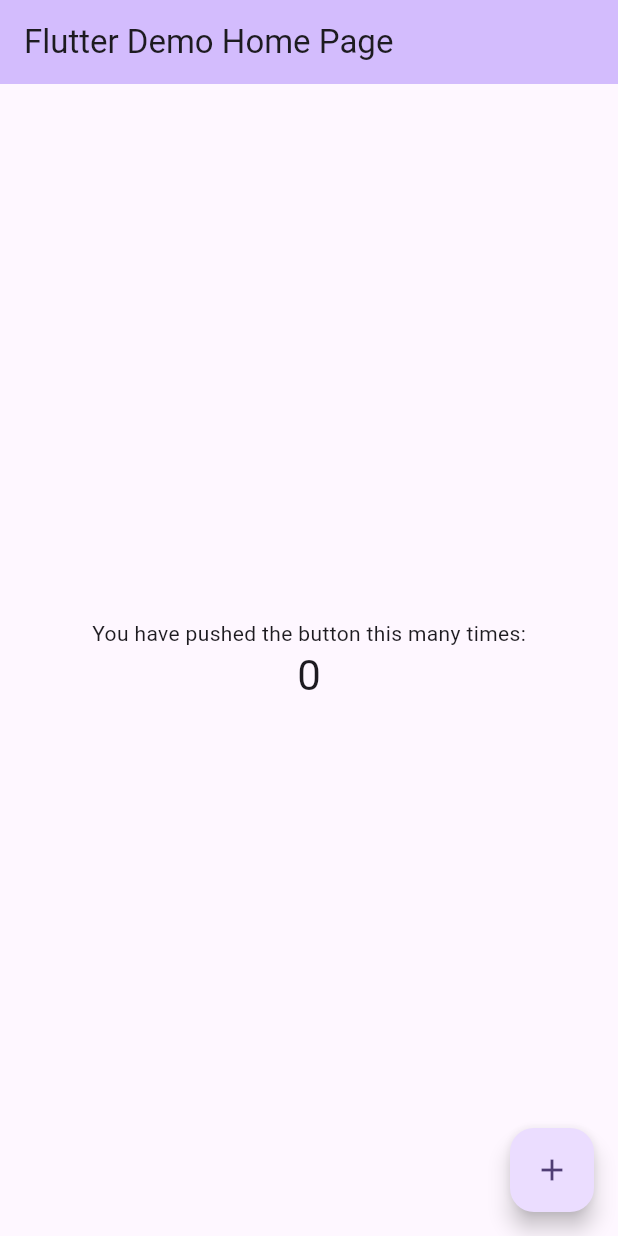
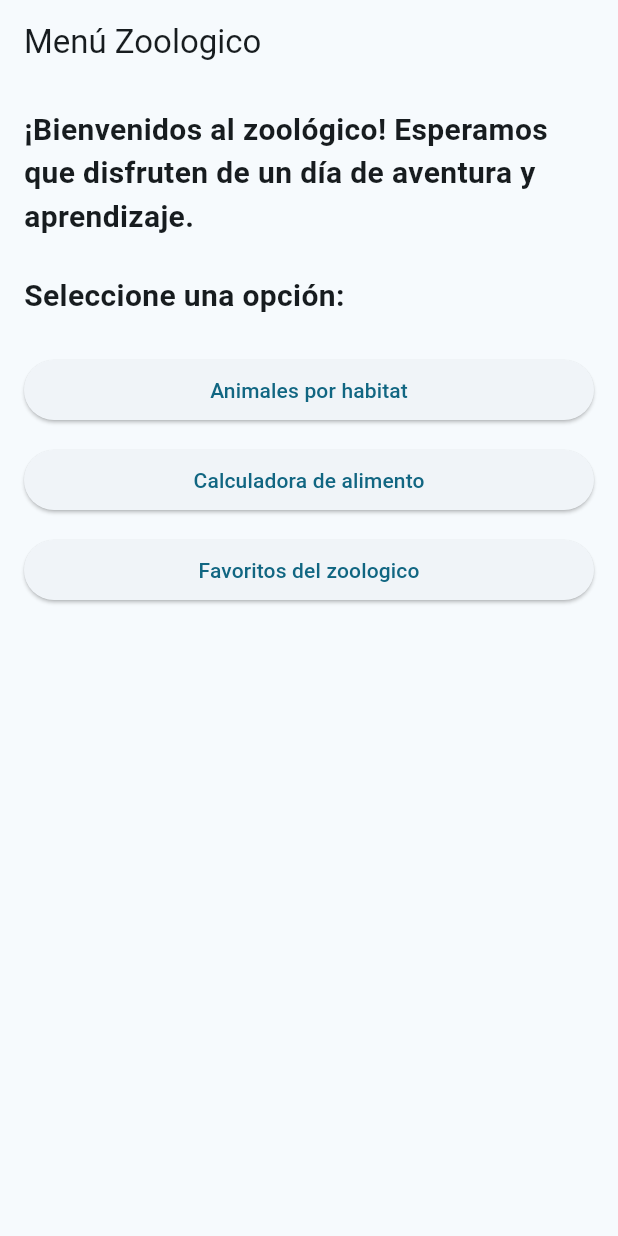
Before and after one commit to gpsangucho/zoologico_app, a Flutter app: the screen it shows after launch, on a phone screen of 412 x 824 dp. Run offline on Flutter 3.47's test engine with Material 3 defaults, Android fonts, the light colour scheme and no system bars; our stand-ins replace go_router.

Commit message:
fin examen

```diff
--- /dev/null
+++ b/zoologicoapp/lib/app_router.dart
@@ -0,0 +1,36 @@
+import 'package:go_router/go_router.dart';
+
+import 'pages/workshop_home_page.dart';
+import 'pages/animales_page.dart';
+import 'pages/calculo_page.dart';
+//import 'pages/dinamico.dart';
+//import 'pages/favorito.dart';
+
+final GoRouter appRouter = GoRouter(
+  routes: [
+    GoRoute(
+      path: '/',
+      builder: (_, __) => const WorkshopHomePage(),
+    ),
+    GoRoute(
+      path: '/labor',
+      builder: (_, __) => const AnimalesPage(),
+    ),
+
+    GoRoute(
+      path: '/parts',
+      builder: (_, __) => const CalculoPage(),
+    ),
+/*
+
+    GoRoute(
+      path: '/service',
+      builder: (_, __) => const DinamicoPage(),
+    ),
+    GoRoute(
+      path: '/favorito',
+      builder: (_, __) => const FavoritoPage(),
+    ),
+*/
+  ],
+);
--- a/zoologicoapp/lib/main.dart
+++ b/zoologicoapp/lib/main.dart
@@ -1,122 +1,22 @@
 import 'package:flutter/material.dart';
+import 'app_router.dart';
 
 void main() {
-  runApp(const MyApp());
+  runApp(const WorkshopApp());
 }
 
-class MyApp extends StatelessWidget {
-  const MyApp({super.key});
+class WorkshopApp extends StatelessWidget {
+  const WorkshopApp({super.key});
 
-  // This widget is the root of your application.
   @override
   Widget build(BuildContext context) {
-    return MaterialApp(
-      title: 'Flutter Demo',
+    return MaterialApp.router(
+      title: 'Zoologico',
       theme: ThemeData(
-        // This is the theme of your application.
-        //
-        // TRY THIS: Try running your application with "flutter run". You'll see
-        // the application has a purple toolbar. Then, without quitting the app,
-        // try changing the seedColor in the colorScheme below to Colors.green
-        // and then invoke "hot reload" (save your changes or press the "hot
-        // reload" button in a Flutter-supported IDE, or press "r" if you used
-        // the command line to start the app).
-        //
-        // Notice that the counter didn't reset back to zero; the application
-        // state is not lost during the reload. To reset the state, use hot
-        // restart instead.
-        //
-        // This works for code too, not just values: Most code changes can be
-        // tested with just a hot reload.
-        colorScheme: ColorScheme.fromSeed(seedColor: Colors.deepPurple),
+        colorScheme: ColorScheme.fromSeed(seedColor: Colors.blueGrey),
+        useMaterial3: true,
       ),
-      home: const MyHomePage(title: 'Flutter Demo Home Page'),
+      routerConfig: appRouter,
     );
   }
 }
-
-class MyHomePage extends StatefulWidget {
-  const MyHomePage({super.key, required this.title});
-
-  // This widget is the home page of your application. It is stateful, meaning
-  // that it has a State object (defined below) that contains fields that affect
-  // how it looks.
-
-  // This class is the configuration for the state. It holds the values (in this
-  // case the title) provided by the parent (in this case the App widget) and
-  // used by the build method of the State. Fields in a Widget subclass are
-  // always marked "final".
-
-  final String title;
-
-  @override
-  State<MyHomePage> createState() => _MyHomePageState();
-}
-
-class _MyHomePageState extends State<MyHomePage> {
-  int _counter = 0;
-
-  void _incrementCounter() {
-    setState(() {
-      // This call to setState tells the Flutter framework that something has
-      // changed in this State, which causes it to rerun the build method below
-      // so that the display can reflect the updated values. If we changed
-      // _counter without calling setState(), then the build method would not be
-      // called again, and so nothing would appear to happen.
-      _counter++;
-    });
-  }
-
-  @override
-  Widget build(BuildContext context) {
-    // This method is rerun every time setState is called, for instance as done
-    // by the _incrementCounter method above.
-    //
-    // The Flutter framework has been optimized to make rerunning build methods
-    // fast, so that you can just rebuild anything that needs updating rather
-    // than having to individually change instances of widgets.
-    return Scaffold(
-      appBar: AppBar(
-        // TRY THIS: Try changing the color here to a specific color (to
-        // Colors.amber, perhaps?) and trigger a hot reload to see the AppBar
-        // change color while the other colors stay the same.
-        backgroundColor: Theme.of(context).colorScheme.inversePrimary,
-        // Here we take the value from the MyHomePage object that was created by
-        // the App.build method, and use it to set our appbar title.
-        title: Text(widget.title),
-      ),
-      body: Center(
-        // Center is a layout widget. It takes a single child and positions it
-        // in the middle of the parent.
-        child: Column(
-          // Column is also a layout widget. It takes a list of children and
-          // arranges them vertically. By default, it sizes itself to fit its
-          // children horizontally, and tries to be as tall as its parent.
-          //
-          // Column has various properties to control how it sizes itself and
-          // how it positions its children. Here we use mainAxisAlignment to
-          // center the children vertically; the main axis here is the vertical
-          // axis because Columns are vertical (the cross axis would be
-          // horizontal).
-          //
-          // TRY THIS: Invoke "debug painting" (choose the "Toggle Debug Paint"
-          // action in the IDE, or press "p" in the console), to see the
-          // wireframe for each widget.
-          mainAxisAlignment: MainAxisAlignment.center,
-          children: <Widget>[
-            const Text('You have pushed the button this many times:'),
-            Text(
-              '$_counter',
-              style: Theme.of(context).textTheme.headlineMedium,
-            ),
-          ],
-        ),
-      ),
-      floatingActionButton: FloatingActionButton(
-        onPressed: _incrementCounter,
-        tooltip: 'Increment',
-        child: const Icon(Icons.add),
-      ), // This trailing comma makes auto-formatting nicer for build methods.
-    );
-  }
-}
--- /dev/null
+++ b/zoologicoapp/lib/pages/workshop_home_page.dart
@@ -0,0 +1,49 @@
+import 'package:flutter/material.dart';
+import 'package:go_router/go_router.dart';
+
+class WorkshopHomePage extends StatelessWidget {
+  const WorkshopHomePage({super.key});
+
+  @override
+  Widget build(BuildContext context) {
+    return Scaffold(
+      appBar: AppBar(title: const Text('Menú Zoologico')),
+      body: Padding(
+        padding: const EdgeInsets.all(16),
+        child: Column(
+          crossAxisAlignment: CrossAxisAlignment.stretch,
+          children: [
+            const Text('¡Bienvenidos al zoológico! Esperamos que disfruten de un día de aventura y aprendizaje.',
+            style: TextStyle(fontSize: 20, fontWeight: FontWeight.bold),
+            ),
+
+            const SizedBox(height: 24),
+
+            const Text(
+              'Seleccione una opción:',
+              style: TextStyle(fontSize: 20, fontWeight: FontWeight.bold),
+            ),
+            const SizedBox(height: 24),
+
+            ElevatedButton(
+              onPressed: () => context.go('/labor'),
+              child: const Text('Animales por habitat'),
+            ),
+            const SizedBox(height: 12),
+
+            ElevatedButton(
+              onPressed: () => context.go('/parts'),
+              child: const Text('Calculadora de alimento'),
+            ),
+            const SizedBox(height: 12),
+
+            ElevatedButton(
+              onPressed: () => context.go('/service'),
+              child: const Text('Favoritos del zoologico'),
+            ),
+          ],
+        ),
+      ),
+    );
+  }
+}
--- a/zoologicoapp/pubspec.yaml
+++ b/zoologicoapp/pubspec.yaml
@@ -62,7 +62,7 @@ flutter:
 
   assets:
   - assets/images/
-  - assets/videos/
+  - assets/icons/
       # To add assets to your application, add an assets section, like this:
   # assets:
   #   - images/a_dot_burr.jpeg
```
Also changed, not shown: otros/dinamico_page.dart (added, +13 -0 lines), zoologicoapp/lib/pages/animales_page.dart (added, +124 -0 lines), zoologicoapp/lib/pages/calculo_page.dart (added, +255 -0 lines).
